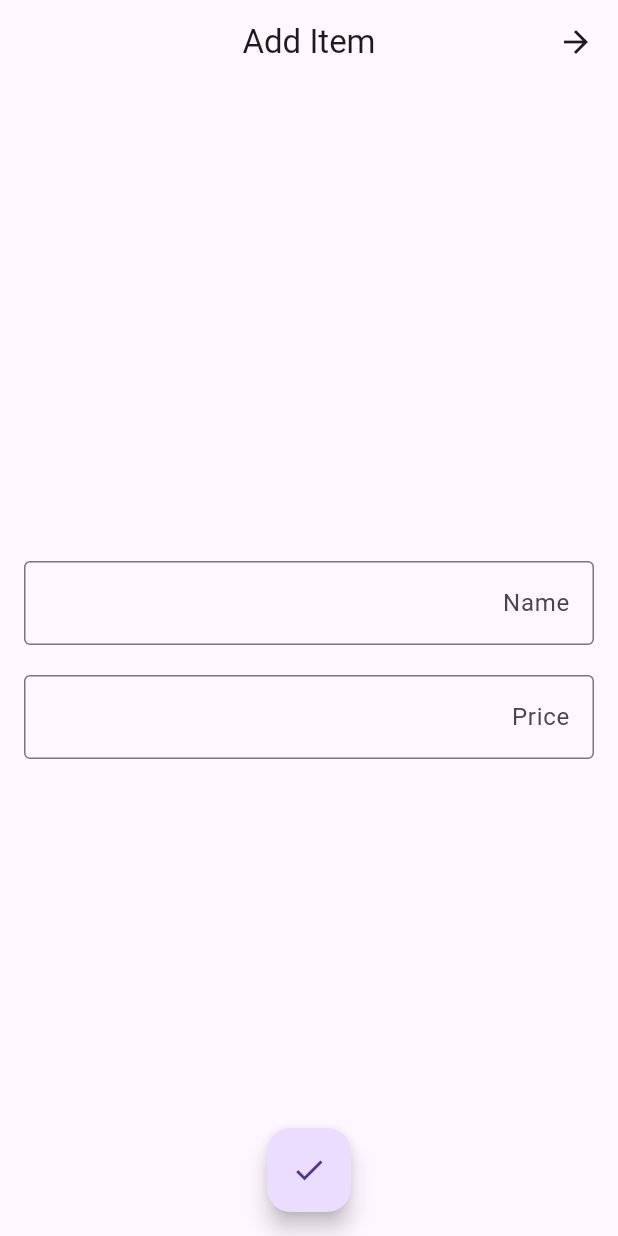
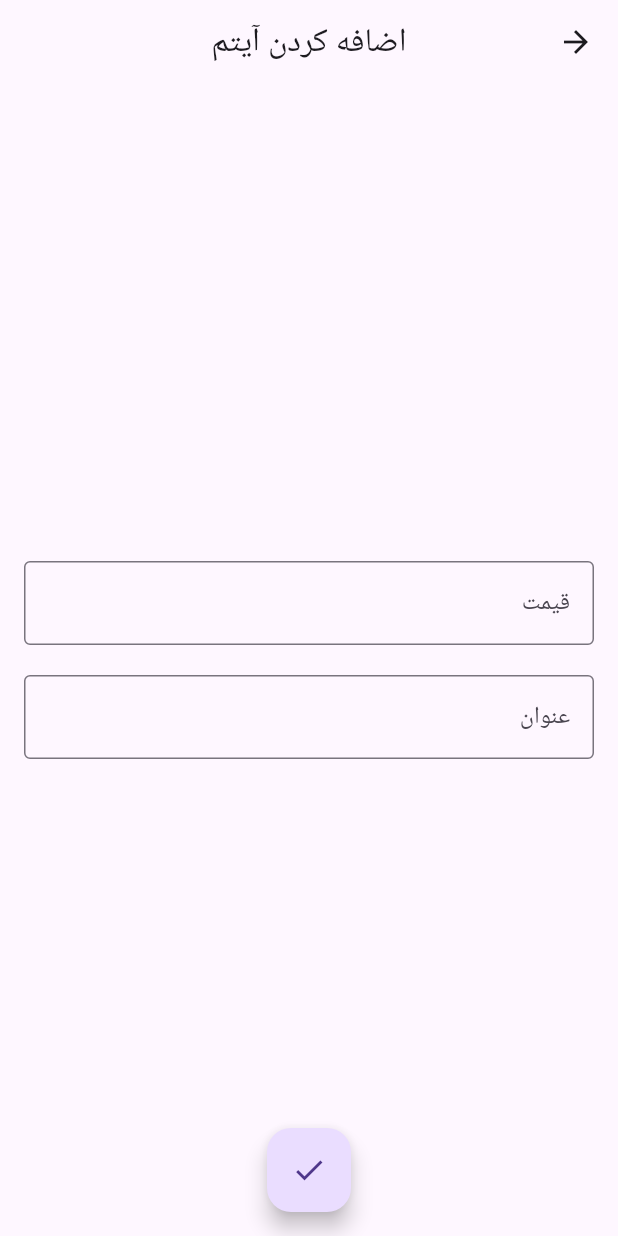
Before and after one commit to alli2729/flutter_exam, a Flutter app: the AddItemView screen opened directly, on a phone screen of 412 x 824 dp. Run offline on Flutter 3.47's test engine with Material 3 defaults, Android fonts, the phone set to English and light mode, and no system bars; our stand-ins replace either_dart, get.

Commit message:
added fa_IR localization

```diff
--- a/i18n/fa_IR.json
+++ b/i18n/fa_IR.json
@@ -25,6 +25,16 @@
       "items":"آیتم",
       "emptyList":"لیست خالی است",
       "money" : "ت"
+    },
+    "add_item_page":{
+      "addItem" : "اضافه کردن آیتم",
+      "price":"قیمت",
+      "name":"عنوان"
+    },
+    "edit_item_page":{
+      "editItem":"ویرایش آیتم",
+      "price":"قیمت",
+      "name":"عنوان"
     }
   }
 }
--- a/lib/src/pages/add_category/views/add_category_view.dart
+++ b/lib/src/pages/add_category/views/add_category_view.dart
@@ -1,6 +1,6 @@
-import 'package:exam/generated/locales.g.dart';
 import 'package:flutter/material.dart';
 import 'package:get/get.dart';
+import '../../../../generated/locales.g.dart';
 import '../controllers/add_category_controller.dart';
 
 class AddCategoryView extends GetView<AddCategoryController> {
--- a/lib/src/pages/add_item/views/add_item_view.dart
+++ b/lib/src/pages/add_item/views/add_item_view.dart
@@ -1,5 +1,6 @@
 import 'package:flutter/material.dart';
 import 'package:get/get.dart';
+import '../../../../generated/locales.g.dart';
 import '../controllers/add_item_controller.dart';
 
 class AddItemView extends GetView<AddItemController> {
@@ -32,7 +33,7 @@ class AddItemView extends GetView<AddItemController> {
 
   AppBar _appBar() {
     return AppBar(
-      title: const Text('Add Item'),
+      title: Text(LocaleKeys.flutter_exam_add_item_page_addItem.tr),
       centerTitle: true,
     );
   }
@@ -66,9 +67,9 @@ class AddItemView extends GetView<AddItemController> {
     return TextFormField(
       validator: controller.validate,
       controller: controller.priceController,
-      decoration: const InputDecoration(
-        border: OutlineInputBorder(),
-        labelText: 'Price',
+      decoration: InputDecoration(
+        border: const OutlineInputBorder(),
+        labelText: LocaleKeys.flutter_exam_add_item_page_name.tr,
       ),
     );
   }
@@ -77,9 +78,9 @@ class AddItemView extends GetView<AddItemController> {
     return TextFormField(
       validator: controller.validate,
       controller: controller.nameController,
-      decoration: const InputDecoration(
-        border: OutlineInputBorder(),
-        labelText: 'Name',
+      decoration: InputDecoration(
+        border: const OutlineInputBorder(),
+        labelText: LocaleKeys.flutter_exam_add_item_page_price.tr,
       ),
     );
   }
```
Also changed, not shown: i18n/en_US.json (+10 -0 lines), lib/src/pages/edit_item/views/edit_item_view.dart (+8 -7 lines), lib/generated/locales.g.dart.
